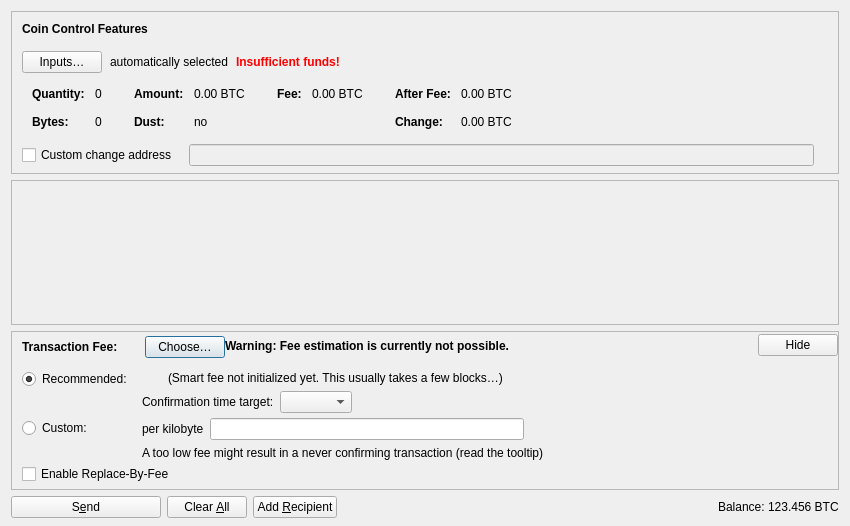
First picture: the form in src/qt/forms/sendcoinsdialog.ui, repository nilamdoc/bitcoinxxx, before the edit.
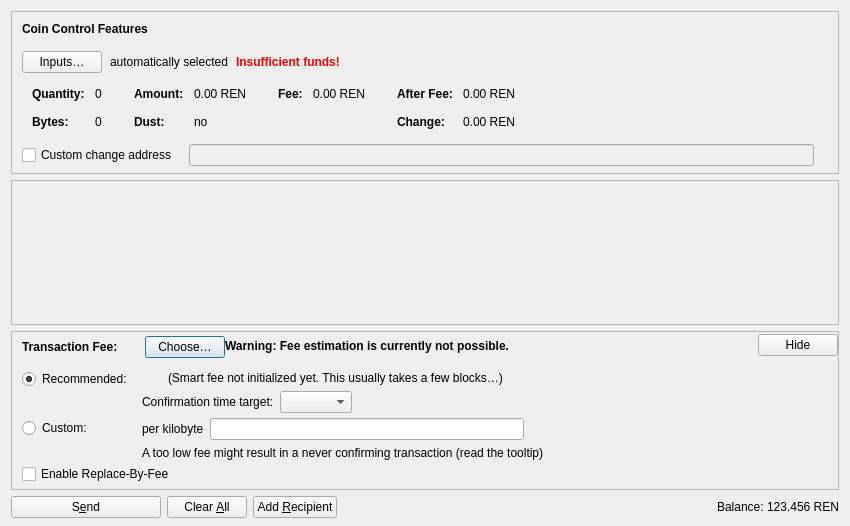
Second picture: the form after the edit. Icons and pictures are not drawn. Custom widgets are drawn as their Qt base class.

What changed in the file:
```diff
--- a/src/qt/forms/sendcoinsdialog.ui
+++ b/src/qt/forms/sendcoinsdialog.ui
@@ -324,7 +324,7 @@
                   <enum>Qt::ActionsContextMenu</enum>
                  </property>
                  <property name="text">
-                  <string notr="true">0.00 BTC</string>
+                  <string notr="true">0.00 REN</string>
                  </property>
                  <property name="textInteractionFlags">
                   <set>Qt::LinksAccessibleByMouse|Qt::TextSelectableByKeyboard|Qt::TextSelectableByMouse</set>
@@ -404,7 +404,7 @@
                   <enum>Qt::ActionsContextMenu</enum>
                  </property>
                  <property name="text">
-                  <string notr="true">0.00 BTC</string>
+                  <string notr="true">0.00 REN</string>
                  </property>
                  <property name="textInteractionFlags">
                   <set>Qt::LinksAccessibleByMouse|Qt::TextSelectableByKeyboard|Qt::TextSelectableByMouse</set>
@@ -455,7 +455,7 @@
                   <enum>Qt::ActionsContextMenu</enum>
                  </property>
                  <property name="text">
-                  <string notr="true">0.00 BTC</string>
+                  <string notr="true">0.00 REN</string>
                  </property>
                  <property name="textInteractionFlags">
                   <set>Qt::LinksAccessibleByMouse|Qt::TextSelectableByKeyboard|Qt::TextSelectableByMouse</set>
@@ -484,7 +484,7 @@
                   <enum>Qt::ActionsContextMenu</enum>
                  </property>
                  <property name="text">
-                  <string notr="true">0.00 BTC</string>
+                  <string notr="true">0.00 REN</string>
                  </property>
                  <property name="textInteractionFlags">
                   <set>Qt::LinksAccessibleByMouse|Qt::TextSelectableByKeyboard|Qt::TextSelectableByMouse</set>
@@ -1214,7 +1214,7 @@
           <cursorShape>IBeamCursor</cursorShape>
          </property>
          <property name="text">
-          <string notr="true">123.456 BTC</string>
+          <string notr="true">123.456 REN</string>
          </property>
          <property name="textInteractionFlags">
           <set>Qt::LinksAccessibleByMouse|Qt::TextSelectableByKeyboard|Qt::TextSelectableByMouse</set>
```
